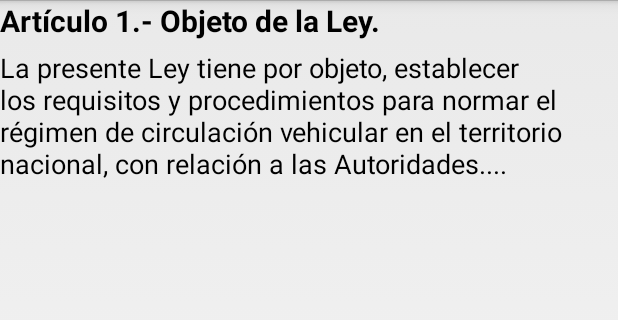
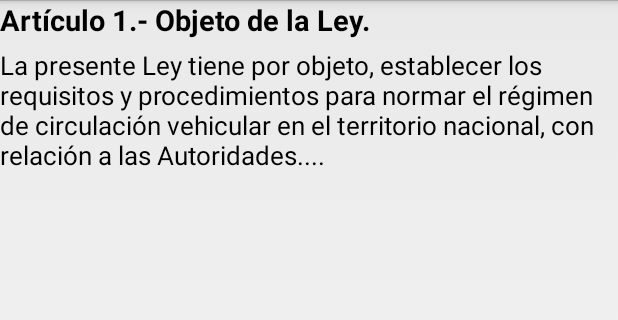
Before and after one commit to ReneVallecillo/PocketLaw.android, an Android app: the layout card_list_layout.xml on its own in the app's theme, with its tools: preview values and no code run, on a phone screen of 412 x 824 dp, the part 72-392 px from its top. Run offline under Robolectric (Android 15) with nearby library versions, the phone set to English and light mode, and no system bars.

Commit message:
trunkinbg text

```diff
--- a/app/src/main/res/values/styles.xml
+++ b/app/src/main/res/values/styles.xml
@@ -13,13 +13,13 @@
     </style>
 
     <style name="ArticleTitle" parent="android:Theme.Holo.Light">
-        <item name="android:textSize">20sp</item>
+        <item name="android:textSize">19sp</item>
         <item name="android:textStyle">bold</item>
         <item name="android:layout_marginBottom">5dp</item>
     </style>
 
     <style name="ArticleText" parent="android:Theme.Holo.Light">
-        <item name="android:textSize">18sp</item>
+        <item name="android:textSize">17sp</item>
         <item name="android:layout_marginBottom">5dp</item>
     </style>
 
```
Also changed, not shown: app/src/main/res/layout/card_article_inner_content.xml (+5 -2 lines).
